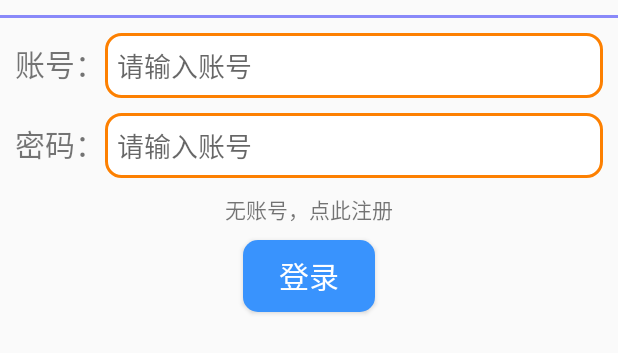
After one commit to djf844302049/Sxj, an Android app: the layout login.xml on its own in the app's theme, with its tools: preview values and no code run, on a phone screen of 412 x 824 dp. The commit adds this screen. Shown: the top 353 px of the screen. Run offline under Robolectric (Android 15) with nearby library versions, the light colour scheme and no system bars.

Commit message:
完成登录界面对话框

```diff
--- a/Sxj/sxj/src/main/java/com/yzrj/app/suixinji/fragments/RiJiFragment.java
+++ b/Sxj/sxj/src/main/java/com/yzrj/app/suixinji/fragments/RiJiFragment.java
@@ -19,6 +19,8 @@ import android.support.v7.widget.Toolbar;
 import android.view.LayoutInflater;
 import android.view.View;
 import android.view.ViewGroup;
+import android.widget.Button;
+import android.widget.EditText;
 import android.widget.ImageView;
 import android.widget.RadioButton;
 import android.widget.RadioGroup;
@@ -27,6 +29,7 @@ import android.widget.Toast;
 
 import com.chad.library.adapter.base.BaseQuickAdapter;
 import com.trello.rxlifecycle.components.support.RxFragment;
+import com.yuukidach.ucount.model.RoundIcon;
 import com.yzrj.app.suixinji.R;
 import com.yzrj.app.suixinji.RxBus.Event;
 import com.yzrj.app.suixinji.RxBus.RxBus;
@@ -72,6 +75,7 @@ public class RiJiFragment extends RxFragment {
     private RadioGroup radioGroup;
 
     private TextView textlogin;//点击登录
+    private RoundIcon roundIcon;
 
 
     @Override
@@ -88,6 +92,8 @@ public class RiJiFragment extends RxFragment {
         //设置动画
         qadapter.openLoadAnimation(BaseQuickAdapter.SCALEIN);
         drawerLayout = rootView.findViewById(R.id.drawer);//侧滑菜单
+        roundIcon =rootView.findViewById(R.id.image_1);
+        textlogin = rootView.findViewById(R.id.textLogin);
         imageView = rootView.findViewById(R.id.common_iv_test);//侧滑菜单图片按钮
         imageView.setOnClickListener(new View.OnClickListener() {
             @Override
@@ -96,12 +102,14 @@ public class RiJiFragment extends RxFragment {
             }
         });
         cehua();//侧滑点击事件
+        dianjilogin();//点击登录的点击事件
 
         rv_show_diary = (RecyclerView) rootView.findViewById(R.id.rv_show_diary);
         rv_show_diary.setLayoutManager(new LinearLayoutManager(getContext()));
         rv_show_diary.setItemAnimator(new DefaultItemAnimator());
         rv_show_diary.setAdapter(qadapter);
 
+        roundIcon.setImageResource(R.drawable.yangmi2);//动态换头像
 
         qadapter.setOnRecyclerViewItemChildClickListener(new BaseQuickAdapter.OnRecyclerViewItemChildClickListener() {
             @Override
@@ -232,7 +240,7 @@ public class RiJiFragment extends RxFragment {
             public void onCheckedChanged(RadioGroup radioGroup, int i) {
                 if (radioButton1.getId() == i){
                     radioButton1.setChecked(false);
-                    textlogin = rootView.findViewById(R.id.textLogin);
+
                     if(textlogin.getText().equals("点击登录")){
                         Toast.makeText(getContext(),"请先登录",Toast.LENGTH_SHORT).show();
                     }else {
@@ -259,4 +267,35 @@ public class RiJiFragment extends RxFragment {
             }
         });
     }//侧滑点击事件
+    public void dianjilogin(){
+        textlogin.setOnClickListener(new View.OnClickListener() {
+            @Override
+            public void onClick(View view) {
+                AlertDialog.Builder builder = new AlertDialog.Builder(getContext());//创建对话框构建器
+                View view2 = View.inflate(getContext(),R.layout.login,null);//设置布局
+                final EditText usename = view2.findViewById(R.id.edit_id);//获取布局里的输入框
+                final EditText password = view2.findViewById(R.id.edit_pass);
+                final TextView textV = view2.findViewById(R.id.textzhuce);
+                final Button button = view2.findViewById(R.id.btn_login);
+                builder.setTitle("登录").setIcon(R.mipmap.ico).setView(view2);//设置对话框参数
+                final AlertDialog alertDialog  = builder.create();//创建对话框
+                textV.setOnClickListener(new View.OnClickListener() {
+                    @Override
+                    public void onClick(View view) {
+                        Toast.makeText(getContext(),"注册这辈子是不会注册了",Toast.LENGTH_SHORT).show();
+                    }
+                });
+                button.setOnClickListener(new View.OnClickListener() {
+                    @Override
+                    public void onClick(View view) {
+                        Toast.makeText(getContext(),"登录这辈子是不会登录了",Toast.LENGTH_SHORT).show();
+                    }
+                });
+
+                alertDialog.show();
+
+
+            }
+        });
+    }//点击登录的点击事件
 }
--- /dev/null
+++ b/Sxj/sxj/src/main/res/drawable/beijing.xml
@@ -0,0 +1,18 @@
+<?xml version="1.0" encoding="utf-8"?>
+<!--形状-->
+<shape xmlns:android="http://schemas.android.com/apk/res/android"
+    android:shape="rectangle">
+    <solid android:color="#ffffff"/>
+    <!--边框-->
+    <stroke
+        android:width="2dp"
+        android:color="#fd8001"/>
+    <!--内填充颜色大小-->
+    <padding
+        android:bottom="8dp"
+        android:left="8dp"
+        android:right="8dp"
+        android:top="8dp"/>
+    <!--圆角-->
+    <corners android:radius="10dp"/>
+</shape>
--- a/Sxj/sxj/src/main/res/layout/fragment_ri_ji.xml
+++ b/Sxj/sxj/src/main/res/layout/fragment_ri_ji.xml
@@ -72,7 +72,7 @@
                 android:layout_width="100dp"
                 android:layout_height="100dp"
                 android:scaleType="centerCrop"
-                android:src="@drawable/yngmi"
+
                 android:layout_marginTop="20dp"
                 android:layout_marginLeft="20dp"/>
             <TextView
--- /dev/null
+++ b/Sxj/sxj/src/main/res/layout/login.xml
@@ -0,0 +1,65 @@
+<LinearLayout xmlns:android="http://schemas.android.com/apk/res/android"
+    android:layout_height="match_parent"
+    android:layout_width="match_parent"
+    android:orientation="vertical">
+    <View
+        android:layout_width="fill_parent"
+        android:layout_marginTop="10dp"
+        android:layout_height="2dp"
+        android:background="#aa5151fa" />
+    <LinearLayout
+        android:layout_width="match_parent"
+        android:layout_height="wrap_content"
+        android:layout_marginTop="10dp"
+        android:layout_marginLeft="10dp"
+        android:layout_marginRight="10dp">
+        <TextView
+            android:layout_width="wrap_content"
+            android:layout_height="wrap_content"
+            android:text="账号："
+            android:textSize="20dp"/>
+        <EditText
+            android:id="@+id/edit_id"
+            android:layout_width="match_parent"
+            android:layout_height="wrap_content"
+            android:hint="请输入账号"
+            android:background="@drawable/beijing"/>
+    </LinearLayout>
+    <LinearLayout
+        android:layout_width="match_parent"
+        android:layout_height="wrap_content"
+        android:layout_marginLeft="10dp"
+        android:layout_marginRight="10dp"
+        android:layout_marginTop="10dp">
+        <TextView
+            android:layout_width="wrap_content"
+            android:layout_height="wrap_content"
+            android:text="密码："
+            android:textSize="20dp"/>
+        <EditText
+            android:id="@+id/edit_pass"
+            android:layout_width="match_parent"
+            android:layout_height="wrap_content"
+            android:hint="请输入账号"
+            android:background="@drawable/beijing"/>
+    </LinearLayout>
+
+    <TextView
+        android:id="@+id/textzhuce"
+        android:layout_width="wrap_content"
+        android:layout_height="wrap_content"
+        android:layout_gravity="center_horizontal"
+        android:text="无账号，点此注册"
+        android:layout_marginTop="10dp"/>
+    <Button
+        android:id="@+id/btn_login"
+        android:layout_width="wrap_content"
+        android:layout_height="wrap_content"
+        android:text="登录"
+        android:textSize="20dp"
+        android:textColor="#fff"
+        android:background="@drawable/anniu"
+        android:layout_gravity="center_horizontal"
+        android:layout_marginTop="10dp"
+        android:layout_marginBottom="10dp"/>
+</LinearLayout>
```
